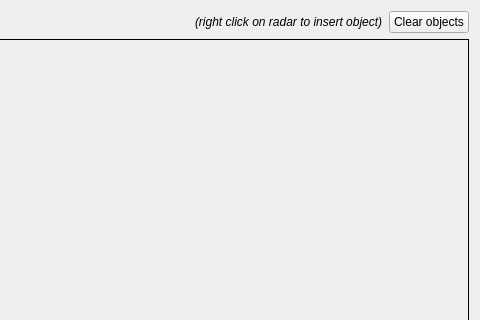
Old version of the form resource/radar_tabs.ui in the repository ros4hri/rqt_hri_radar; both pictures show x 417 to 897 and y 0 to 320 of the 897 by 566 pixel window.
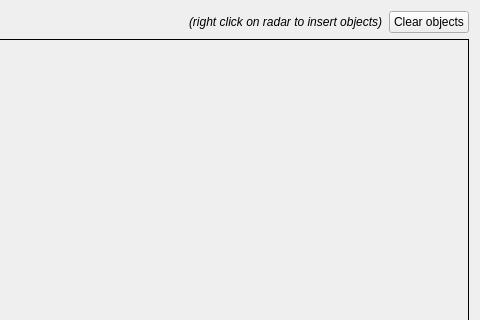
New version of the form. Icons and pictures are not drawn.

Commit message: add support to delete dropped objects by right-clicking on them

What changed in the file:
```diff
--- a/resource/radar_tabs.ui
+++ b/resource/radar_tabs.ui
@@ -94,7 +94,7 @@
          </font>
         </property>
         <property name="text">
-         <string>(right click on radar to insert object)</string>
+         <string>(right click on radar to insert objects)</string>
         </property>
        </widget>
       </item>
```
The commit also changes 3 other files.
